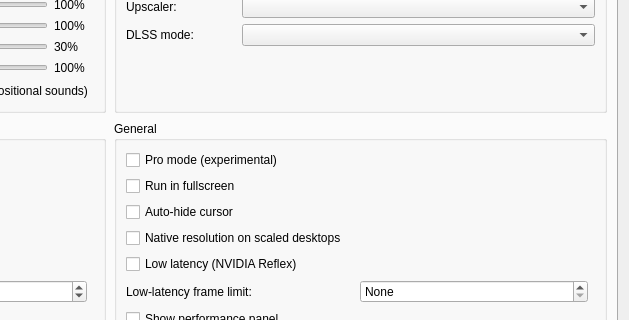
Qt form src/launcher/forms/configuration_edit_dialog.ui (ali-commits/KytyPS5-AGS) before a commit; both pictures show x 344 to 973 and y 350 to 670 of the 973 by 915 pixel window.
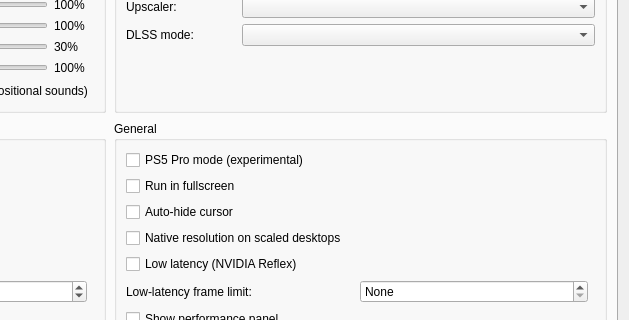
The same form after that commit. Custom widgets are drawn as their Qt base class.

Patch:
```diff
--- a/src/launcher/forms/configuration_edit_dialog.ui
+++ b/src/launcher/forms/configuration_edit_dialog.ui
@@ -599,8 +599,8 @@
            <layout class="QVBoxLayout" name="generalLayout">
             <item>
              <widget class="QCheckBox" name="checkBox_pro">
-              <property name="toolTip"><string>Enable experimental Pro mode for supported titles. PSSR uses linear scaling. Disabled by default.</string></property>
-              <property name="text"><string>Pro mode (experimental)</string></property>
+              <property name="toolTip"><string>Enable PS5 Pro mode for supported games. PSSR uses linear scaling. Disabled by default.</string></property>
+              <property name="text"><string>PS5 Pro mode (experimental)</string></property>
              </widget>
             </item>
             <item>
```
